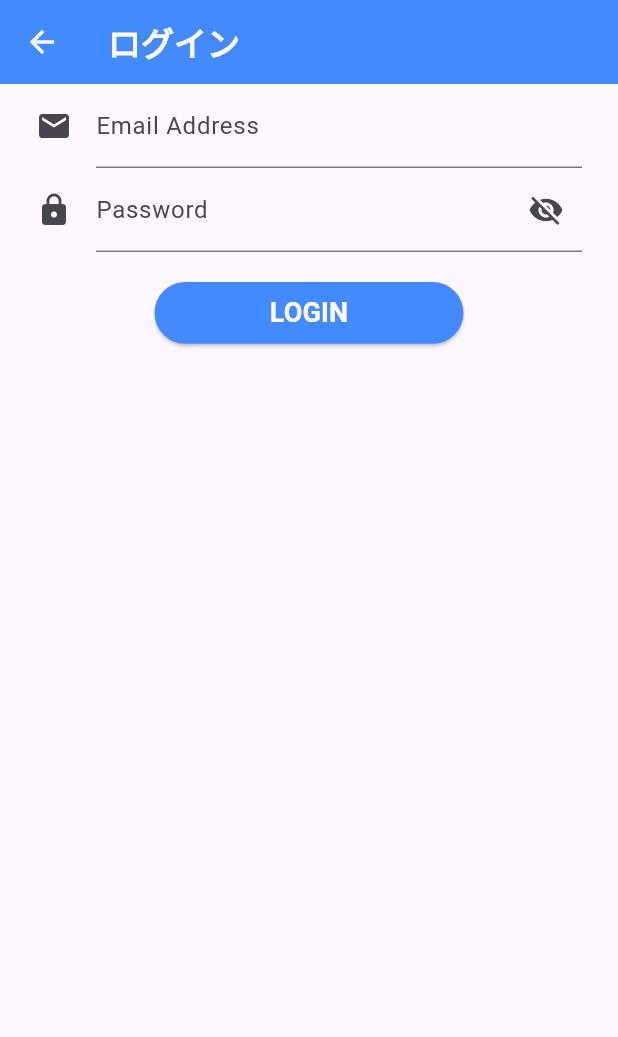
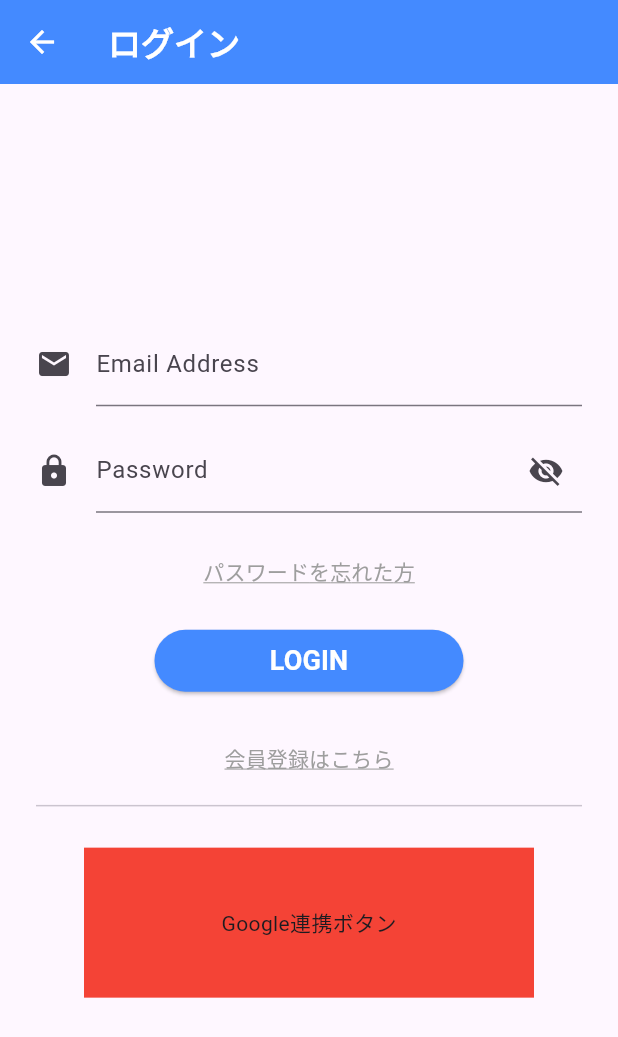
Before and after one commit to ziburi-hiro/Tooth-brushing-spot-app, a Flutter app: the screen it shows after launch, after a tap on "START", on a phone screen of 412 x 824 dp. Shown: the top 1037 px of the screen. Run offline on Flutter 3.47's test engine with Material 3 defaults, Android fonts, the light colour scheme and no system bars; our stand-ins replace google_fonts.

Commit message:
make login page

```diff
--- a/lib/screen/login_page.dart
+++ b/lib/screen/login_page.dart
@@ -34,6 +34,7 @@ class _LoginPageState extends State<LoginPage> {
         padding: const EdgeInsets.symmetric(horizontal: 24),
         child: Center(
           child: Column(
+            mainAxisAlignment: MainAxisAlignment.center,
             children: [
               ///email
               Form(
@@ -53,6 +54,8 @@ class _LoginPageState extends State<LoginPage> {
                   },
                 ),
               ),
+
+              const SizedBox(height: 15,),
 
               ///password
               Form(
@@ -83,7 +86,18 @@ class _LoginPageState extends State<LoginPage> {
                 ),
               ),
 
-              const SizedBox(height: 20,),
+              const SizedBox(height: 15,),
+
+              TextButton(
+                onPressed: (){},
+                child: Text('パスワードを忘れた方',style: GoogleFonts.mochiyPopOne(
+                  color: Colors.grey,
+                  decoration: TextDecoration.underline,
+                  decorationColor: Colors.grey,
+                ),),
+              ),
+
+              const SizedBox(height: 15,),
 
               SizedBox(
                 height: screenSize.height*0.05,
@@ -92,14 +106,41 @@ class _LoginPageState extends State<LoginPage> {
                   style: ElevatedButton.styleFrom(
                     backgroundColor: Colors.blueAccent,
                   ),
-                  onPressed: (){},
+                  onPressed: (){
+                    print('ログイン時の処理記載');
+                  },
                   child: Text('LOGIN',style: GoogleFonts.mochiyPopOne(
                     fontSize: 18,
                     fontWeight: FontWeight.bold,
                     color: Colors.white,
                   ),),
                 ),
+              ),
+
+              const SizedBox(height: 20,),
+
+              TextButton(
+                style: TextButton.styleFrom(
+                ),
+                onPressed: (){},
+                child: Text('会員登録はこちら',style: GoogleFonts.mochiyPopOne(
+                  color: Colors.grey,
+                  decoration: TextDecoration.underline,
+                  decorationColor: Colors.grey,
+                ),),
+              ),
+
+              Divider(),
+
+              const SizedBox(height: 20,),
+
+              Container(
+                height: 100,
+                width: 300,
+                color: Colors.red,
+                child: Center(child: Text('Google連携ボタン')),
               )
+
             ],
           ),
         ),
```
